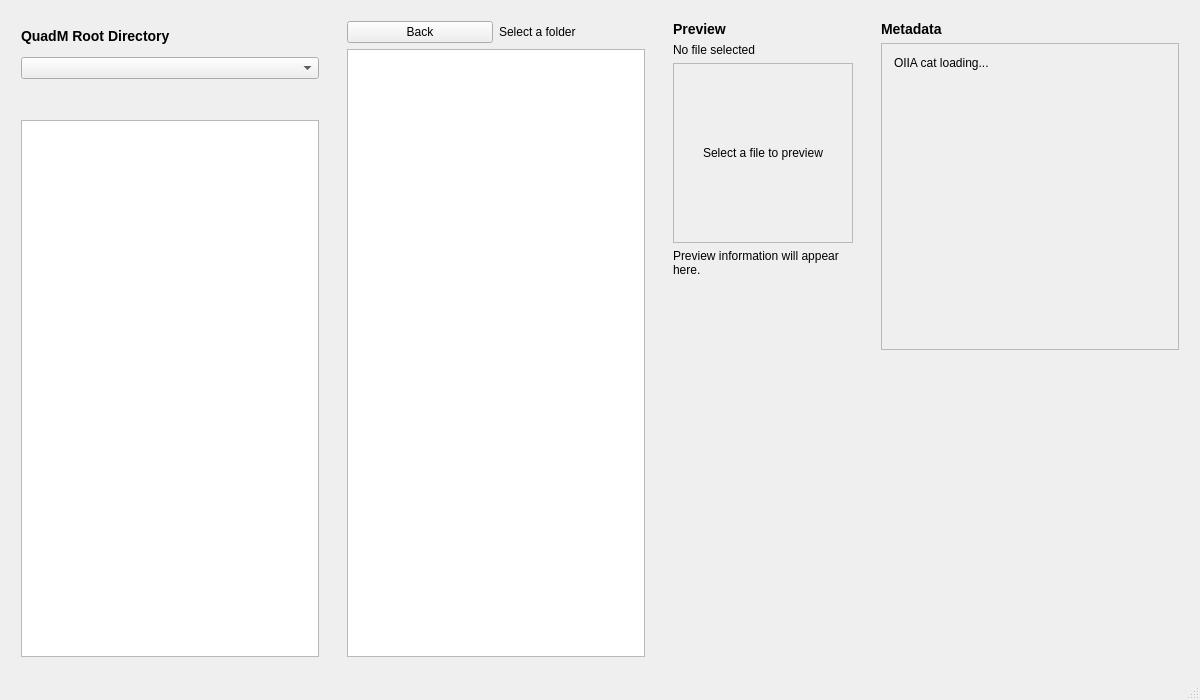
The window that code/src/QuadMGUI/MainWindow.ui (University-of-Colorado-Anschutz-Denver/CSCI-3508-Group-6) describes before a commit, drawn with Qt 5.
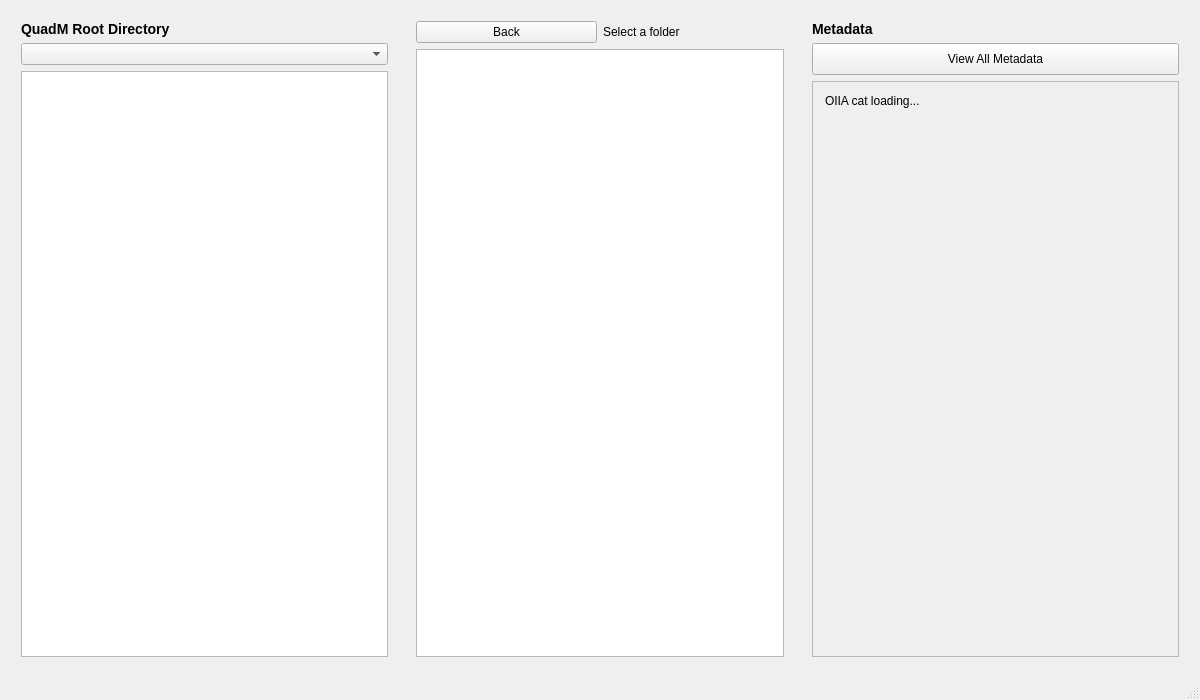
The same window after the commit.

Commit message: Ui updates and category separation

Diff of the .ui file:
```diff
--- a/code/src/QuadMGUI/MainWindow.ui
+++ b/code/src/QuadMGUI/MainWindow.ui
@@ -52,6 +52,12 @@
        <!-- ROOT DIRECTORY PANEL -->
        <item>
         <widget class="QWidget" name="rootPanel" native="true">
+         <property name="sizePolicy">
+          <sizepolicy hsizetype="Expanding" vsizetype="Expanding">
+           <horstretch>0</horstretch>
+           <verstretch>0</verstretch>
+          </sizepolicy>
+         </property>
          <property name="minimumSize">
           <size>
            <width>180</width>
@@ -75,17 +81,14 @@
            <widget class="QComboBox" name="driveComboBox"/>
           </item>
 
-          <item>
-           <widget class="QWidget" name="widget" native="true"/>
-          </item>
-
+          <!--File listing for root-->
           <item>
            <widget class="QListWidget" name="rootListWidget">
-            <property name="maximumSize">
-             <size>
-              <width>16777215</width>
-              <height>537</height>
-             </size>
+            <property name="sizePolicy">
+             <sizepolicy hsizetype="Expanding" vsizetype="Expanding">
+              <horstretch>0</horstretch>
+              <verstretch>0</verstretch>
+             </sizepolicy>
             </property>
             <property name="selectionMode">
              <enum>QAbstractItemView::SelectionMode::SingleSelection</enum>
@@ -111,6 +114,13 @@
        <!-- CONTENTS PANEL -->
        <item>
         <widget class="QWidget" name="contentsPanel" native="true">
+         <property name="sizePolicy">
+          <sizepolicy hsizetype="Expanding" vsizetype="Expanding">
+           <horstretch>0</horstretch>
+           <verstretch>0</verstretch>
+          </sizepolicy>
+         </property>
+
          <layout class="QVBoxLayout" name="contentsPanelLayout">
           <item>
            <layout class="QHBoxLayout" name="contentsHeaderLayout">
@@ -138,8 +148,14 @@
           </item>
           <item>
            <widget class="QListWidget" name="contentsListWidget">
-            <property name="selectionMode">
-             <enum>QAbstractItemView::SelectionMode::SingleSelection</enum>
+            <property name="sizePolicy">
+             <sizepolicy hsizetype="Expanding" vsizetype="Expanding">
+              <horstretch>0</horstretch>
+              <verstretch>0</verstretch>
+             </sizepolicy>
+            </property>
+            <property name="viewMode">
+             <enum>QListView::ViewMode::ListMode</enum>
             </property>
             <property name="iconSize">
              <size>
@@ -153,94 +169,27 @@
             <property name="uniformItemSizes">
              <bool>true</bool>
             </property>
-           </widget>
-          </item>
-         </layout>
-        </widget>
-       </item>
-
-       <!-- PREVIEW PANEL -->
-       <item>
-        <widget class="QWidget" name="previewPanel" native="true">
-         <property name="minimumSize">
-          <size>
-           <width>180</width>
-           <height>0</height>
-          </size>
-         </property>
-         <layout class="QVBoxLayout" name="previewPanelLayout">
-          <item>
-           <widget class="QLabel" name="previewHeadingLabel">
-            <property name="styleSheet">
-             <string notr="true">font-weight: bold; font-size: 14px;</string>
+            <property name="selectionMode">
+             <enum>QAbstractItemView::SelectionMode::SingleSelection</enum>
             </property>
-            <property name="text">
-             <string>Preview</string>
-            </property>
            </widget>
           </item>
-          <item>
-           <widget class="QLabel" name="previewNameLabel">
-            <property name="text">
-             <string>No file selected</string>
-            </property>
-            <property name="wordWrap">
-             <bool>true</bool>
-            </property>
-           </widget>
-          </item>
-          <item>
-           <widget class="QLabel" name="previewContentLabel">
-            <property name="minimumSize">
-             <size>
-              <width>180</width>
-              <height>180</height>
-             </size>
-            </property>
-            <property name="frameShape">
-             <enum>QFrame::Shape::StyledPanel</enum>
-            </property>
-            <property name="text">
-             <string>Select a file to preview</string>
-            </property>
-            <property name="alignment">
-             <set>Qt::AlignmentFlag::AlignCenter</set>
-            </property>
-            <property name="wordWrap">
-             <bool>true</bool>
-            </property>
-           </widget>
-          </item>
-          <item>
-           <widget class="QLabel" name="previewDetailsLabel">
-            <property name="text">
-             <string>Preview information will appear here.</string>
-            </property>
-            <property name="wordWrap">
-             <bool>true</bool>
-            </property>
-           </widget>
-          </item>
-          <item>
-           <spacer name="previewBottomSpacer">
-            <property name="orientation">
-             <enum>Qt::Orientation::Vertical</enum>
-            </property>
-            <property name="sizeHint" stdset="0">
-             <size>
-              <width>20</width>
-              <height>40</height>
-             </size>
-            </property>
-           </spacer>
-          </item>
+
          </layout>
         </widget>
        </item>
 
-       <!-- METADATA PANEL -->
+       <!-- MetaData panel-->
+       <!-- This is where all the metadata extracted from the selected media file will be displayed-->
+       <!-- Uses a scroll area so that longer metadata can be displayed without expanding the entire window-->
        <item>
         <widget class="QWidget" name="metadataPanel" native="true">
+         <property name="sizePolicy">
+          <sizepolicy hsizetype="Expanding" vsizetype="Expanding">
+           <horstretch>0</horstretch>
+           <verstretch>0</verstretch>
+          </sizepolicy>
+         </property>
          <property name="minimumSize">
           <size>
            <width>150</width>
@@ -258,8 +207,32 @@
             </property>
            </widget>
           </item>
+
+          <!-- Button to open the complete metadata window-->
+          <item>
+           <widget class="QPushButton" name="expandMetadataButton">
+            <property name="minimumSize">
+             <size>
+              <width>0</width>
+              <height>32</height>
+             </size>
+            </property>
+            <property name="text">
+             <string>View All Metadata</string>
+            </property>
+           </widget>
+          </item>
+
+          <!-- Metadata display area-->
+          <!-- Expands to use the available space in the window-->
           <item>
            <widget class="QFrame" name="metadataFrame">
+            <property name="sizePolicy">
+             <sizepolicy hsizetype="Expanding" vsizetype="Expanding">
+              <horstretch>0</horstretch>
+              <verstretch>0</verstretch>
+             </sizepolicy>
+            </property>
             <property name="frameShape">
              <enum>QFrame::Shape::StyledPanel</enum>
             </property>
@@ -281,6 +254,12 @@
              </property>
              <item>
               <widget class="QScrollArea" name="metadataScrollArea">
+               <property name="sizePolicy">
+                <sizepolicy hsizetype="Expanding" vsizetype="Expanding">
+                 <horstretch>0</horstretch>
+                 <verstretch>0</verstretch>
+                </sizepolicy>
+               </property>
                <property name="frameShape">
                 <enum>QFrame::Shape::NoFrame</enum>
                </property>
@@ -360,19 +339,7 @@
             </layout>
            </widget>
           </item>
-          <item>
-           <spacer name="metadataBottomSpacer">
-            <property name="orientation">
-             <enum>Qt::Orientation::Vertical</enum>
-            </property>
-            <property name="sizeHint" stdset="0">
-             <size>
-              <width>20</width>
-              <height>40</height>
-             </size>
-            </property>
-           </spacer>
-          </item>
+
          </layout>
         </widget>
        </item>
```
Left out of the diff: 63 changed lines with no effect on the pictures. The commit also changes 2 other files.
